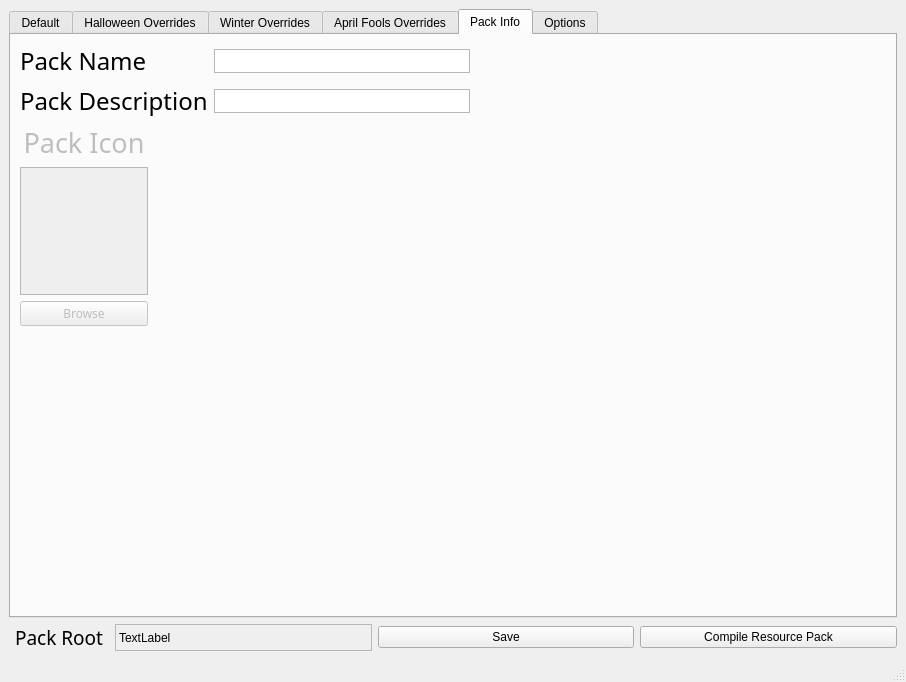
Before: the Qt Designer form window.ui in OpenToontownTools/ClashMusicGUI, drawn with Qt 5.
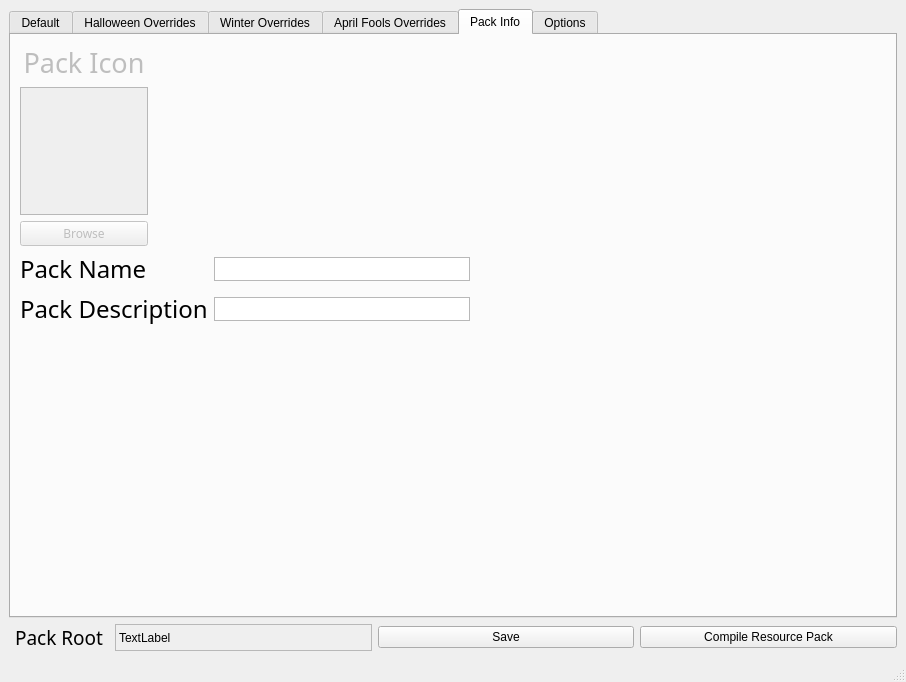
After: the same form once the commit is applied.

Commit message: Disable the info tab during runtime so we dont comment it out everytime a change is made

The edit to the form file:
```diff
--- a/window.ui
+++ b/window.ui
@@ -357,47 +357,7 @@
         <string>Pack Info</string>
        </attribute>
        <layout class="QGridLayout" name="gridLayout_7">
-        <item row="5" column="1">
-         <widget class="QPushButton" name="pi_packIconBrowse">
-          <property name="enabled">
-           <bool>false</bool>
-          </property>
-          <property name="sizePolicy">
-           <sizepolicy hsizetype="Fixed" vsizetype="Fixed">
-            <horstretch>0</horstretch>
-            <verstretch>0</verstretch>
-           </sizepolicy>
-          </property>
-          <property name="minimumSize">
-           <size>
-            <width>128</width>
-            <height>0</height>
-           </size>
-          </property>
-          <property name="baseSize">
-           <size>
-            <width>0</width>
-            <height>0</height>
-           </size>
-          </property>
-          <property name="font">
-           <font>
-            <family>Impress BT</family>
-            <kerning>true</kerning>
-           </font>
-          </property>
-          <property name="text">
-           <string>Browse</string>
-          </property>
-          <property name="default">
-           <bool>false</bool>
-          </property>
-          <property name="flat">
-           <bool>false</bool>
-          </property>
-         </widget>
-        </item>
-        <item row="1" column="3">
+        <item row="4" column="3">
          <spacer name="horizontalSpacer_2">
           <property name="orientation">
            <enum>Qt::Horizontal</enum>
@@ -410,7 +370,33 @@
           </property>
          </spacer>
         </item>
-        <item row="1" column="4">
+        <item row="5" column="1">
+         <widget class="QLabel" name="label_6">
+          <property name="font">
+           <font>
+            <family>Impress BT</family>
+            <pointsize>18</pointsize>
+           </font>
+          </property>
+          <property name="text">
+           <string>Pack Description</string>
+          </property>
+          <property name="alignment">
+           <set>Qt::AlignLeading|Qt::AlignLeft|Qt::AlignVCenter</set>
+          </property>
+         </widget>
+        </item>
+        <item row="5" column="2">
+         <widget class="QTextEdit" name="pi_packDesc">
+          <property name="maximumSize">
+           <size>
+            <width>16777215</width>
+            <height>24</height>
+           </size>
+          </property>
+         </widget>
+        </item>
+        <item row="4" column="4">
          <spacer name="horizontalSpacer_3">
           <property name="orientation">
            <enum>Qt::Horizontal</enum>
@@ -423,7 +409,33 @@
           </property>
          </spacer>
         </item>
-        <item row="7" column="1">
+        <item row="4" column="1">
+         <widget class="QLabel" name="label_5">
+          <property name="font">
+           <font>
+            <family>Impress BT</family>
+            <pointsize>18</pointsize>
+           </font>
+          </property>
+          <property name="text">
+           <string>Pack Name</string>
+          </property>
+          <property name="alignment">
+           <set>Qt::AlignLeading|Qt::AlignLeft|Qt::AlignVCenter</set>
+          </property>
+         </widget>
+        </item>
+        <item row="4" column="2">
+         <widget class="QTextEdit" name="pi_packName">
+          <property name="maximumSize">
+           <size>
+            <width>16777215</width>
+            <height>24</height>
+           </size>
+          </property>
+         </widget>
+        </item>
+        <item row="10" column="1">
          <spacer name="verticalSpacer">
           <property name="orientation">
            <enum>Qt::Vertical</enum>
@@ -437,71 +449,6 @@
          </spacer>
         </item>
         <item row="1" column="1">
-         <widget class="QLabel" name="label_5">
-          <property name="font">
-           <font>
-            <family>Impress BT</family>
-            <pointsize>18</pointsize>
-           </font>
-          </property>
-          <property name="text">
-           <string>Pack Name</string>
-          </property>
-          <property name="alignment">
-           <set>Qt::AlignLeading|Qt::AlignLeft|Qt::AlignVCenter</set>
-          </property>
-         </widget>
-        </item>
-        <item row="2" column="2">
-         <widget class="QTextEdit" name="pi_packDesc">
-          <property name="maximumSize">
-           <size>
-            <width>16777215</width>
-            <height>24</height>
-           </size>
-          </property>
-         </widget>
-        </item>
-        <item row="4" column="1">
-         <widget class="QGraphicsView" name="pi_packIconView">
-          <property name="enabled">
-           <bool>false</bool>
-          </property>
-          <property name="maximumSize">
-           <size>
-            <width>128</width>
-            <height>128</height>
-           </size>
-          </property>
-         </widget>
-        </item>
-        <item row="2" column="1">
-         <widget class="QLabel" name="label_6">
-          <property name="font">
-           <font>
-            <family>Impress BT</family>
-            <pointsize>18</pointsize>
-           </font>
-          </property>
-          <property name="text">
-           <string>Pack Description</string>
-          </property>
-          <property name="alignment">
-           <set>Qt::AlignLeading|Qt::AlignLeft|Qt::AlignVCenter</set>
-          </property>
-         </widget>
-        </item>
-        <item row="1" column="2">
-         <widget class="QTextEdit" name="pi_packName">
-          <property name="maximumSize">
-           <size>
-            <width>16777215</width>
-            <height>24</height>
-           </size>
-          </property>
-         </widget>
-        </item>
-        <item row="3" column="1">
          <widget class="QLabel" name="label_4">
           <property name="enabled">
            <bool>false</bool>
@@ -532,6 +479,59 @@
           </property>
          </widget>
         </item>
+        <item row="2" column="1">
+         <widget class="QGraphicsView" name="pi_packIconView">
+          <property name="enabled">
+           <bool>false</bool>
+          </property>
+          <property name="maximumSize">
+           <size>
+            <width>128</width>
+            <height>128</height>
+           </size>
+          </property>
+         </widget>
+        </item>
+        <item row="3" column="1">
+         <widget class="QPushButton" name="pi_packIconBrowse">
+          <property name="enabled">
+           <bool>false</bool>
+          </property>
+          <property name="sizePolicy">
+           <sizepolicy hsizetype="Fixed" vsizetype="Fixed">
+            <horstretch>0</horstretch>
+            <verstretch>0</verstretch>
+           </sizepolicy>
+          </property>
+          <property name="minimumSize">
+           <size>
+            <width>128</width>
+            <height>0</height>
+           </size>
+          </property>
+          <property name="baseSize">
+           <size>
+            <width>0</width>
+            <height>0</height>
+           </size>
+          </property>
+          <property name="font">
+           <font>
+            <family>Impress BT</family>
+            <kerning>true</kerning>
+           </font>
+          </property>
+          <property name="text">
+           <string>Browse</string>
+          </property>
+          <property name="default">
+           <bool>false</bool>
+          </property>
+          <property name="flat">
+           <bool>false</bool>
+          </property>
+         </widget>
+        </item>
        </layout>
       </widget>
       <widget class="QWidget" name="tab_6">
```
The commit also changes 2 other files.
